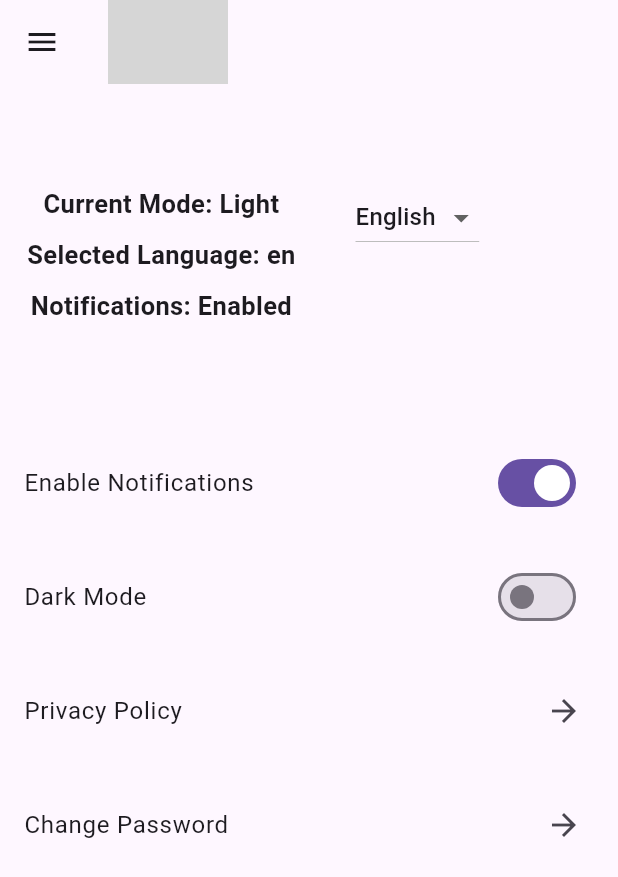
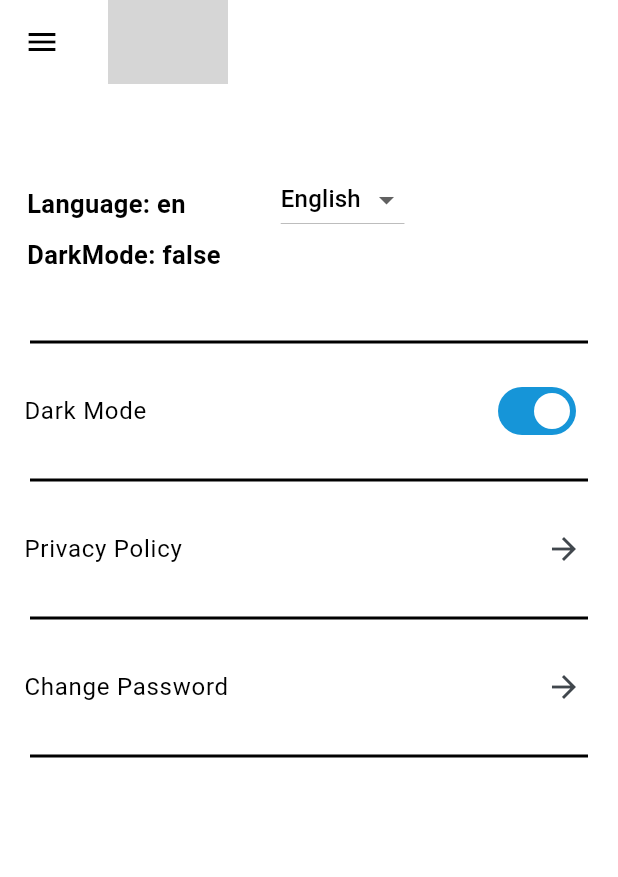
Before and after one commit to furkanguloffical/Mobile_project_3, a Flutter app: the SettingsScreen screen opened by its route, on a phone screen of 412 x 824 dp. Shown: the top 877 px of the screen. Run offline on Flutter 3.47's test engine with Material 3 defaults, Android fonts, the phone set to English and light mode, and no system bars; our stand-ins replace flex_color_scheme, flutter_bloc, gap, go_router, preload_page_view, shared_preferences; accounts and stored records are empty; network calls fail; Roboto replaces fonts that are missing (Poppins); grey boxes are pictures that could not be loaded.

Commit message:
Gece gündüz modu eklendi.

```diff
--- a/lib/core/themes.dart
+++ b/lib/core/themes.dart
@@ -0,0 +1,82 @@
+import 'dart:ui';
+
+import 'package:flex_color_scheme/flex_color_scheme.dart';
+
+final lightTheme = FlexThemeData.light(
+  colors: const FlexSchemeColor(
+    primary: Color(0xff1695d8),
+    primaryContainer: Color(0xffd0e4ff),
+    secondary: Color(0xffac3306),
+    secondaryContainer: Color(0xffffdbcf),
+    tertiary: Color(0xff006875),
+    tertiaryContainer: Color(0xff95f0ff),
+    appBarColor: Color(0xffffdbcf),
+    error: Color(0xffb00020),
+  ),
+  surfaceMode: FlexSurfaceMode.levelSurfacesLowScaffold,
+  blendLevel: 7,
+  subThemesData: const FlexSubThemesData(
+    blendOnLevel: 10,
+    blendOnColors: false,
+    useTextTheme: true,
+    useM2StyleDividerInM3: true,
+    textButtonRadius: 4.0,
+    textButtonSchemeColor: SchemeColor.onBackground,
+    filledButtonRadius: 4.0,
+    elevatedButtonRadius: 4.0,
+    elevatedButtonSchemeColor: SchemeColor.onBackground,
+    elevatedButtonSecondarySchemeColor: SchemeColor.background,
+    outlinedButtonRadius: 4.0,
+    outlinedButtonSchemeColor: SchemeColor.onBackground,
+    outlinedButtonOutlineSchemeColor: SchemeColor.outlineVariant,
+    alignedDropdown: true,
+    useInputDecoratorThemeInDialogs: true,
+    drawerRadius: 0.0,
+    drawerElevation: 0.0,
+    drawerBackgroundSchemeColor: SchemeColor.background,
+    bottomSheetRadius: 0.0,
+  ),
+  visualDensity: FlexColorScheme.comfortablePlatformDensity,
+  useMaterial3: true,
+  swapLegacyOnMaterial3: true,
+  fontFamily: "Poppins",
+);
+
+final darkTheme = FlexThemeData.dark(
+  colors: const FlexSchemeColor(
+    primary: Color(0xff9fc9ff),
+    primaryContainer: Color(0xff00325b),
+    secondary: Color(0xffffb59d),
+    secondaryContainer: Color(0xff872100),
+    tertiary: Color(0xff86d2e1),
+    tertiaryContainer: Color(0xff004e59),
+    appBarColor: Color(0xff872100),
+    error: Color(0xffcf6679),
+  ),
+  surfaceMode: FlexSurfaceMode.levelSurfacesLowScaffold,
+  blendLevel: 13,
+  subThemesData: const FlexSubThemesData(
+    blendOnLevel: 20,
+    useTextTheme: true,
+    useM2StyleDividerInM3: true,
+    textButtonRadius: 4.0,
+    textButtonSchemeColor: SchemeColor.onBackground,
+    filledButtonRadius: 4.0,
+    elevatedButtonRadius: 4.0,
+    elevatedButtonSchemeColor: SchemeColor.onBackground,
+    elevatedButtonSecondarySchemeColor: SchemeColor.background,
+    outlinedButtonRadius: 4.0,
+    outlinedButtonSchemeColor: SchemeColor.onBackground,
+    outlinedButtonOutlineSchemeColor: SchemeColor.outlineVariant,
+    alignedDropdown: true,
+    useInputDecoratorThemeInDialogs: true,
+    drawerRadius: 0.0,
+    drawerElevation: 0.0,
+    drawerBackgroundSchemeColor: SchemeColor.background,
+    bottomSheetRadius: 0.0,
+  ),
+  visualDensity: FlexColorScheme.comfortablePlatformDensity,
+  useMaterial3: true,
+  swapLegacyOnMaterial3: true,
+  fontFamily: "Poppins",
+);
--- a/lib/main.dart
+++ b/lib/main.dart
@@ -1,5 +1,8 @@
 import 'package:flutter/material.dart';
+import 'package:mobile_project_3/core/themes.dart';
 import '/core/routes.dart';
+import 'package:flutter_bloc/flutter_bloc.dart';
+import 'bloc/client/client_cubit.dart';
 
 void main() {
   runApp(const MainApp());
@@ -10,9 +13,18 @@ class MainApp extends StatelessWidget {
 
   @override
   Widget build(BuildContext context) {
-    return MaterialApp.router(
-      debugShowCheckedModeBanner: false,
-      routerConfig: routes,
+    return BlocProvider(
+      create: (context) =>
+          ClientCubit(ClientState(darkMode: false, language: "en")),
+      child: BlocBuilder<ClientCubit, ClientState>(builder: (context, state) {
+        return MaterialApp.router(
+          debugShowCheckedModeBanner: false,
+          routerConfig: routes,
+          themeMode: state.darkMode ? ThemeMode.dark : ThemeMode.light,
+          theme: lightTheme,
+          darkTheme: darkTheme,
+        );
+      }),
     );
   }
 }
--- a/lib/screens/menu/settings.dart
+++ b/lib/screens/menu/settings.dart
@@ -2,6 +2,8 @@ import 'package:flutter/cupertino.dart';
 import 'package:flutter/material.dart';
 import 'package:gap/gap.dart';
 import 'package:go_router/go_router.dart';
+import '../../bloc/client/client_cubit.dart';
+import 'package:flutter_bloc/flutter_bloc.dart';
 
 class SettingsScreen extends StatefulWidget {
   const SettingsScreen({super.key});
@@ -14,6 +16,13 @@ class _SettingsScreenState extends State<SettingsScreen> {
   bool isDarkMode = false;
   String selectedLanguage = 'en';
   bool notificationsEnabled = true;
+  late ClientCubit clientCubit;
+
+  @override
+  void initState() {
+    super.initState();
+    clientCubit = context.read<ClientCubit>();
+  }
 
   @override
   Widget build(BuildContext context) {
@@ -96,10 +105,11 @@ class _SettingsScreenState extends State<SettingsScreen> {
                 child: Row(
                   children: [
                     Column(
+                      crossAxisAlignment: CrossAxisAlignment.start,
                       children: [
                         const Gap(50),
                         Text(
-                          'Current Mode: ${isDarkMode ? "Dark" : "Light"}',
+                          "Language: ${clientCubit.state.language}",
                           style: const TextStyle(
                               fontWeight: FontWeight.bold,
                               fontFamily: 'Roboto',
@@ -107,20 +117,13 @@ class _SettingsScreenState extends State<SettingsScreen> {
                         ),
                         const Gap(10),
                         Text(
-                          'Selected Language: $selectedLanguage',
+                          "DarkMode: ${clientCubit.state.darkMode}",
                           style: const TextStyle(
                               fontWeight: FontWeight.bold,
                               fontFamily: 'Roboto',
                               fontSize: 17),
                         ),
                         const Gap(10),
-                        Text(
-                          'Notifications: ${notificationsEnabled ? "Enabled" : "Disabled"}',
-                          style: const TextStyle(
-                              fontWeight: FontWeight.bold,
-                              fontFamily: 'Roboto',
-                              fontSize: 17),
-                        ),
                       ],
                     ),
                     const Gap(40),
@@ -150,27 +153,35 @@ class _SettingsScreenState extends State<SettingsScreen> {
                 ),
               ),
             ),
-            const Gap(60),
+            const Gap(10),
+            const Divider(
+              color: Colors.black,
+              thickness: 2, // Çizginin kalınlığı
+              indent: 20, // Sol taraftan boşluk
+              endIndent: 20, // Sağ taraftan boşluk
+            ),
+            const Gap(10),
             SwitchListTile(
-              title: const Text('Enable Notifications'),
+              title: const Text('Dark Mode'),
               value: notificationsEnabled,
               onChanged: (bool value) {
                 setState(() {
                   notificationsEnabled = value;
+                  clientCubit.changeDarkMode(
+                      darkMode: value); // Update the mode
                 });
               },
             ),
-            const Gap(20),
-            SwitchListTile(
-              title: const Text('Dark Mode'),
-              value: isDarkMode,
-              onChanged: (bool value) {
-                setState(() {
-                  isDarkMode = value;
-                });
-              },
+
+            const Gap(10),
+            const Divider(
+              color: Colors.black,
+              thickness: 2, // Çizginin kalınlığı
+              indent: 20, // Sol taraftan boşluk
+              endIndent: 20, // Sağ taraftan boşluk
             ),
-            const Gap(20),
+            const Gap(10),
+
             ListTile(
               title: const Text('Privacy Policy'),
               trailing: const Icon(Icons.arrow_forward),
@@ -178,7 +189,14 @@ class _SettingsScreenState extends State<SettingsScreen> {
                 GoRouter.of(context).go("/privacyPolicy");
               },
             ),
-            const Gap(20),
+            const Gap(10),
+            const Divider(
+              color: Colors.black,
+              thickness: 2,
+              indent: 20,
+              endIndent: 20,
+            ),
+            const Gap(10),
             ListTile(
               title: const Text('Change Password'),
               trailing: const Icon(Icons.arrow_forward),
@@ -186,7 +204,25 @@ class _SettingsScreenState extends State<SettingsScreen> {
                 GoRouter.of(context).go("/changePassword");
               },
             ),
-            const Gap(20),
+            const Gap(10),
+            const Divider(
+              color: Colors.black,
+              thickness: 2,
+              indent: 20,
+              endIndent: 20,
+            ),
+            const Gap(10),
+            // ElevatedButton(
+            //     onPressed: () {
+            //       clientCubit.changeDarkMode(darkMode: true);
+            //     },
+            //     child: const Text("Dark Mode")),
+            // Gap(20),
+            // ElevatedButton(
+            //     onPressed: () {
+            //       clientCubit.changeDarkMode(darkMode: false);
+            //     },
+            //     child: const Text("Light Mode")),
           ],
         ),
       ),
@@ -214,15 +250,3 @@ InkWell inkwellMenu(
     ),
   );
 }
-
-class Product extends StatelessWidget {
-  @override
-  Widget build(BuildContext context) {
-    return const Padding(
-      padding: EdgeInsets.all(8.0),
-      child: Column(
-        children: [],
-      ),
-    );
-  }
-}
--- a/pubspec.yaml
+++ b/pubspec.yaml
@@ -9,6 +9,7 @@ environment:
 dependencies:
   animate_do: ^3.3.4
   cupertino_icons: ^1.0.8
+  flex_color_scheme: ^7.3.1
   flutter:
     sdk: flutter
   flutter_bloc: ^8.1.5
@@ -28,8 +29,7 @@ dev_dependencies:
 flutter:
   uses-material-design: true
   assets:
-    - assets/images/login.jpg
-    - assets/images/
+
     - assets/images/
     - assets/icons/
     - assets/fonts/
```
Also changed, not shown: lib/screens/core/loader.dart (+51 -7 lines), lib/screens/home.dart (+9 -16 lines), pubspec.lock.
